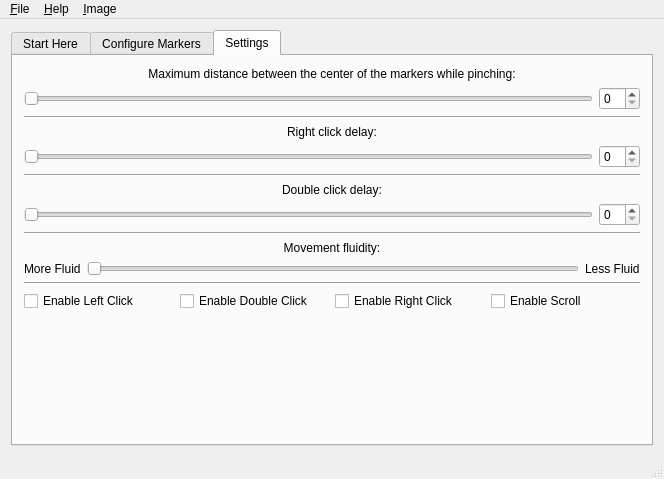
Above: src/ishara.ui from saikatbsk/Ishara before the change. Below: the same form after it.
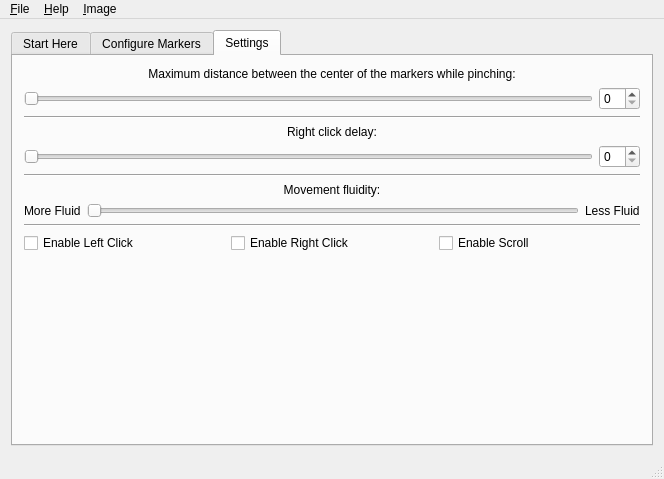
That is the form after the change. The open tabs and pages were chosen to show the change. Icons and pictures are not drawn.

```diff
--- a/src/ishara.ui
+++ b/src/ishara.ui
@@ -682,6 +682,30 @@
         <string>Settings</string>
        </attribute>
        <layout class="QGridLayout" name="gridLayout_18">
+        <item row="0" column="0">
+         <layout class="QGridLayout" name="gridLayout_17">
+          <item row="1" column="1">
+           <widget class="QSpinBox" name="spnPinchR"/>
+          </item>
+          <item row="1" column="0">
+           <widget class="QSlider" name="sliderPinchR">
+            <property name="orientation">
+             <enum>Qt::Horizontal</enum>
+            </property>
+           </widget>
+          </item>
+          <item row="0" column="0" colspan="2">
+           <widget class="QLabel" name="label_24">
+            <property name="text">
+             <string>Maximum distance between the center of the markers while pinching:</string>
+            </property>
+            <property name="alignment">
+             <set>Qt::AlignCenter</set>
+            </property>
+           </widget>
+          </item>
+         </layout>
+        </item>
         <item row="3" column="0">
          <widget class="Line" name="line_9">
           <property name="orientation">
@@ -689,9 +713,9 @@
           </property>
          </widget>
         </item>
-        <item row="8" column="0">
+        <item row="6" column="0">
          <layout class="QGridLayout" name="gridLayout_16">
-          <item row="0" column="3">
+          <item row="0" column="2">
            <widget class="QCheckBox" name="chkEnableRightClick">
             <property name="text">
              <string>Enable Right Click</string>
@@ -705,44 +729,13 @@
             </property>
            </widget>
           </item>
-          <item row="0" column="4">
+          <item row="0" column="3">
            <widget class="QCheckBox" name="chkEnableScroll">
             <property name="text">
              <string>Enable Scroll</string>
             </property>
            </widget>
           </item>
-          <item row="0" column="2">
-           <widget class="QCheckBox" name="chkEnableDoubleClick">
-            <property name="text">
-             <string>Enable Double Click</string>
-            </property>
-           </widget>
-          </item>
-         </layout>
-        </item>
-        <item row="0" column="0">
-         <layout class="QGridLayout" name="gridLayout_17">
-          <item row="1" column="1">
-           <widget class="QSpinBox" name="spnPinchR"/>
-          </item>
-          <item row="1" column="0">
-           <widget class="QSlider" name="sliderPinchR">
-            <property name="orientation">
-             <enum>Qt::Horizontal</enum>
-            </property>
-           </widget>
-          </item>
-          <item row="0" column="0" colspan="2">
-           <widget class="QLabel" name="label_24">
-            <property name="text">
-             <string>Maximum distance between the center of the markers while pinching:</string>
-            </property>
-            <property name="alignment">
-             <set>Qt::AlignCenter</set>
-            </property>
-           </widget>
-          </item>
          </layout>
         </item>
         <item row="2" column="0">
@@ -769,7 +762,7 @@
           </item>
          </layout>
         </item>
-        <item row="6" column="0">
+        <item row="4" column="0">
          <layout class="QGridLayout" name="gridLayout_15">
           <item row="1" column="1">
            <widget class="QSlider" name="sliderSmoothFac">
@@ -804,37 +797,6 @@
           </item>
          </layout>
         </item>
-        <item row="5" column="0">
-         <widget class="Line" name="line_7">
-          <property name="orientation">
-           <enum>Qt::Horizontal</enum>
-          </property>
-         </widget>
-        </item>
-        <item row="4" column="0">
-         <layout class="QGridLayout" name="gridLayout_21">
-          <item row="1" column="0">
-           <widget class="QSlider" name="sliderDCRC">
-            <property name="orientation">
-             <enum>Qt::Horizontal</enum>
-            </property>
-           </widget>
-          </item>
-          <item row="1" column="1">
-           <widget class="QSpinBox" name="spnDCRC"/>
-          </item>
-          <item row="0" column="0" colspan="2">
-           <widget class="QLabel" name="label_27">
-            <property name="text">
-             <string>Double click delay:</string>
-            </property>
-            <property name="alignment">
-             <set>Qt::AlignCenter</set>
-            </property>
-           </widget>
-          </item>
-         </layout>
-        </item>
         <item row="1" column="0">
          <widget class="Line" name="line_5">
           <property name="orientation">
@@ -842,14 +804,14 @@
           </property>
          </widget>
         </item>
-        <item row="7" column="0">
+        <item row="5" column="0">
          <widget class="Line" name="line_8">
           <property name="orientation">
            <enum>Qt::Horizontal</enum>
           </property>
          </widget>
         </item>
-        <item row="9" column="0">
+        <item row="7" column="0">
          <spacer name="verticalSpacer">
           <property name="orientation">
            <enum>Qt::Vertical</enum>
```
Left out of the diff: 2 changed lines with no effect on the pictures.
